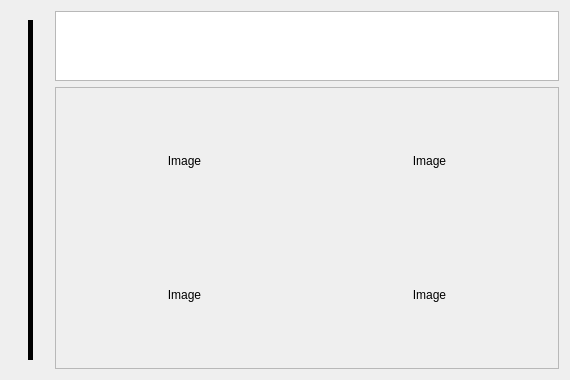
First picture: the form in retroshare-gui/src/gui/TheWire/PulseMessage.ui, repository RetroShare/RetroShare, before the edit.
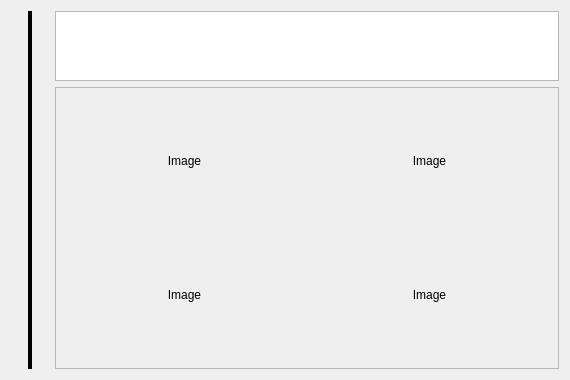
Second picture: the form after the edit.

Commit message:
Improved the Pulse Composer & the layout
* Hide by default the URL frame not yet used.
* Hide the Drag & Drop frame by default
* Layout improvements & stylesheets fixes
* Added placeholder text for the Text Edit field & fixed strings to be translate able
* Added the Edit profile button still not yet functional

What changed in the file:
```diff
--- a/retroshare-gui/src/gui/TheWire/PulseMessage.ui
+++ b/retroshare-gui/src/gui/TheWire/PulseMessage.ui
@@ -7,7 +7,7 @@
     <x>0</x>
     <y>0</y>
     <width>570</width>
-    <height>376</height>
+    <height>377</height>
    </rect>
   </property>
   <property name="windowTitle">
@@ -20,6 +20,12 @@
       <bool>true</bool>
      </property>
      <layout class="QHBoxLayout" name="horizontalLayout">
+      <property name="topMargin">
+       <number>0</number>
+      </property>
+      <property name="bottomMargin">
+       <number>0</number>
+      </property>
       <item>
        <widget class="Line" name="line">
         <property name="minimumSize">
@@ -32,7 +38,7 @@
          <enum>QFrame::Plain</enum>
         </property>
         <property name="lineWidth">
-         <number>5</number>
+         <number>4</number>
         </property>
         <property name="orientation">
          <enum>Qt::Vertical</enum>
```
The commit also changes 10 other files.
